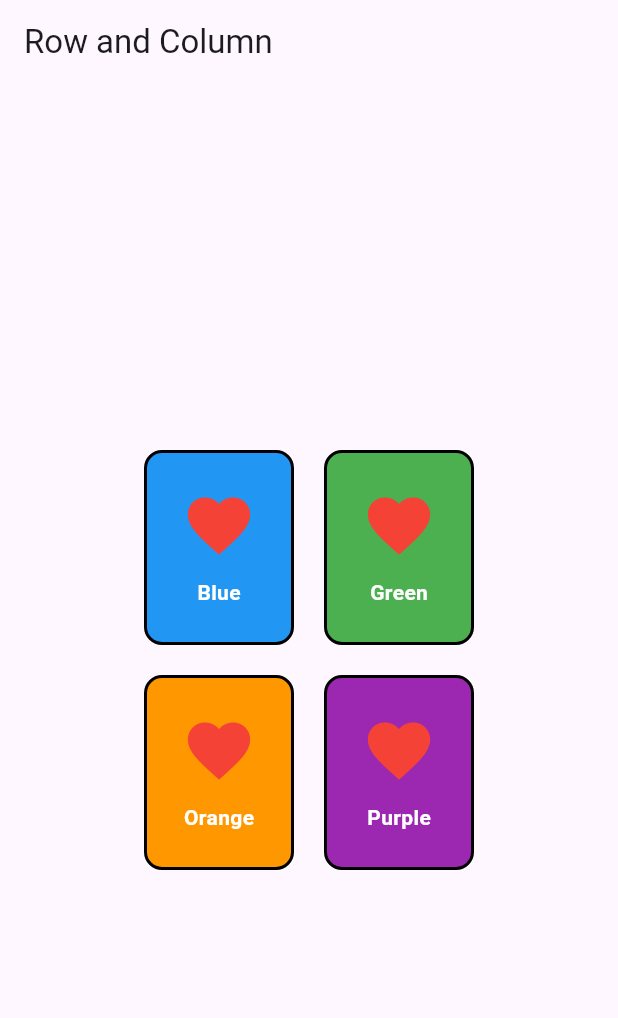
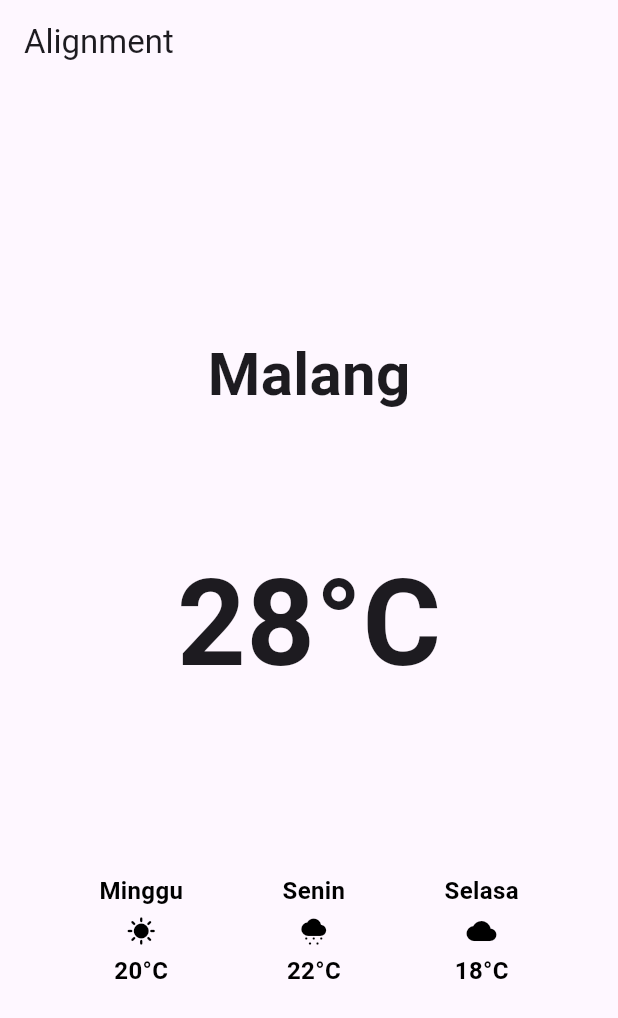
Before and after one commit to icunicn/mobile-programming, a Flutter app: the screen it shows after launch, on a phone screen of 412 x 824 dp. Shown: the top 1018 px of the screen. Run offline on Flutter 3.47's test engine with Material 3 defaults, Android fonts, the phone set to English and light mode, and no system bars.

Commit message:
Praktikum 2 Layout Row and Column

```diff
--- a/lib/main.dart
+++ b/lib/main.dart
@@ -9,29 +9,34 @@ class MyApp extends StatelessWidget {
   @override
   Widget build(BuildContext context) {
     return MaterialApp(
-      title: 'Row and Column',
+      title: 'Alignment',
       home: Scaffold(
-        appBar: AppBar(title: Text('Row and Column')),
+        appBar: AppBar(title: Text('Alignment')),
         body: Center(
           child: Column(
             mainAxisAlignment: MainAxisAlignment.center,
             children: [
+              Text(
+                'Malang',
+                style: TextStyle(fontSize: 40, fontWeight: FontWeight.bold),
+              ),
+              SizedBox(height: 80),
+              Text(
+                '28\u00B0C',
+                style: TextStyle(
+                  fontSize: 80,
+                  fontWeight: FontWeight.bold,
+                  fontFamily: 'Roboto',
+                ),
+              ),
+              SizedBox(height: 100),
               Row(
-                mainAxisAlignment: MainAxisAlignment.center,
+                mainAxisAlignment: MainAxisAlignment.spaceEvenly,
                 children: [
-                  KotakWarna(warna: Colors.blue, label: 'Blue'),
-                  SizedBox(width: 20),
-                  KotakWarna(warna: Colors.green, label: 'Green'),
-                ],
-              ),
-              SizedBox(height: 20),
-              Row(
-                mainAxisAlignment: MainAxisAlignment.center,
-                children: [
-                  KotakWarna(warna: Colors.orange, label: 'Orange'),
-                  SizedBox(width: 20),
-                  KotakWarna(warna: Colors.purple, label: 'Purple'),
-                ],
+                  SunnyWheter(day: 'Minggu', temp: '20\u00B0C'),
+                  RainWheter(day: 'Senin', temp: '22\u00B0C'),
+                  CloudyWheter(day: 'Selasa', temp: '18\u00B0C'),
+                ], // or RainWheter(), CloudyWheter()
               ),
             ],
           ),
@@ -41,34 +46,113 @@ class MyApp extends StatelessWidget {
   }
 }
 
-class KotakWarna extends StatelessWidget {
-  final Color warna;
-  final String label;
+class SunnyWheter extends StatelessWidget {
+  final String day;
+  final String temp;
 
-  const KotakWarna({Key? key, required this.warna, required this.label})
-    : super(key: key);
+  const SunnyWheter({super.key, required this.day, required this.temp});
 
   @override
   Widget build(BuildContext context) {
     return Container(
-      width: 100,
-      height: 130,
-      decoration: BoxDecoration(
-        color: warna,
-        border: Border.all(color: Colors.black, width: 2),
-        borderRadius: BorderRadius.circular(12),
-      ),
       child: Column(
         mainAxisAlignment: MainAxisAlignment.center,
         children: [
-          Icon(Icons.favorite, color: Colors.red, size: 50),
           SizedBox(height: 10),
           Text(
-            label,
-            style: TextStyle(color: Colors.white, fontWeight: FontWeight.bold),
+            day,
+            style: TextStyle(
+              color: Colors.black,
+              fontWeight: FontWeight.bold,
+              fontSize: 16,
+            ),
+          ),
+          SizedBox(height: 5),
+          Icon(Icons.sunny, color: Colors.black, size: 20),
+          SizedBox(height: 5),
+          Text(
+            temp,
+            style: TextStyle(
+              color: Colors.black,
+              fontWeight: FontWeight.bold,
+              fontSize: 16,
+            ),
           ),
         ],
       ),
     );
   }
 }
+
+class RainWheter extends StatelessWidget {
+  final String day;
+  final String temp;
+
+  const RainWheter({super.key, required this.day, required this.temp});
+  @override
+  Widget build(BuildContext context) {
+    return Container(
+      child: Column(
+        mainAxisAlignment: MainAxisAlignment.center,
+        children: [
+          SizedBox(height: 10),
+          Text(
+            day,
+            style: TextStyle(
+              color: Colors.black,
+              fontWeight: FontWeight.bold,
+              fontSize: 16,
+            ),
+          ),
+          SizedBox(height: 5),
+          Icon(Icons.cloudy_snowing, color: Colors.black, size: 20),
+          SizedBox(height: 5),
+          Text(
+            temp,
+            style: TextStyle(
+              color: Colors.black,
+              fontWeight: FontWeight.bold,
+              fontSize: 16,
+            ),
+          ),
+        ],
+      ),
+    );
+  }
+}
+
+class CloudyWheter extends StatelessWidget {
+  final String day;
+  final String temp;
+  const CloudyWheter({super.key, required this.day, required this.temp});
+  @override
+  Widget build(BuildContext context) {
+    return Container(
+      child: Column(
+        mainAxisAlignment: MainAxisAlignment.center,
+        children: [
+          SizedBox(height: 10),
+          Text(
+            day,
+            style: TextStyle(
+              color: Colors.black,
+              fontWeight: FontWeight.bold,
+              fontSize: 16,
+            ),
+          ),
+          SizedBox(height: 5),
+          Icon(Icons.cloud, color: Colors.black, size: 20),
+          SizedBox(height: 5),
+          Text(
+            temp,
+            style: TextStyle(
+              color: Colors.black,
+              fontWeight: FontWeight.bold,
+              fontSize: 16,
+            ),
+          ),
+        ],
+      ),
+    );
+  }
+}
```
Also changed, not shown: 3 other files.
